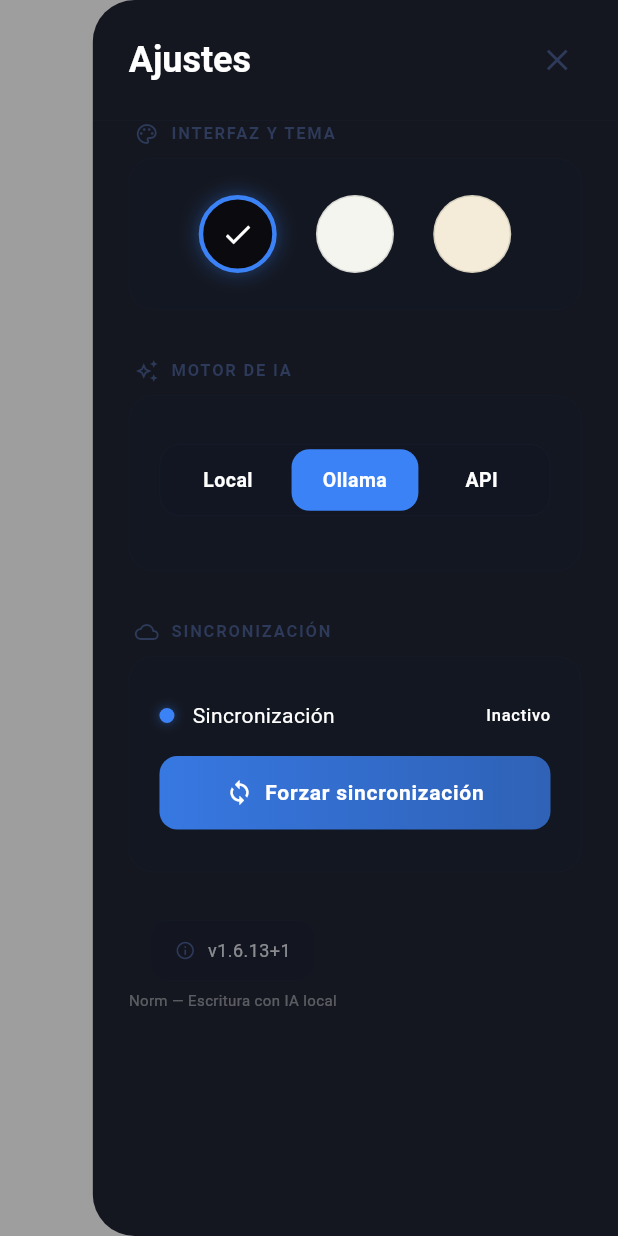
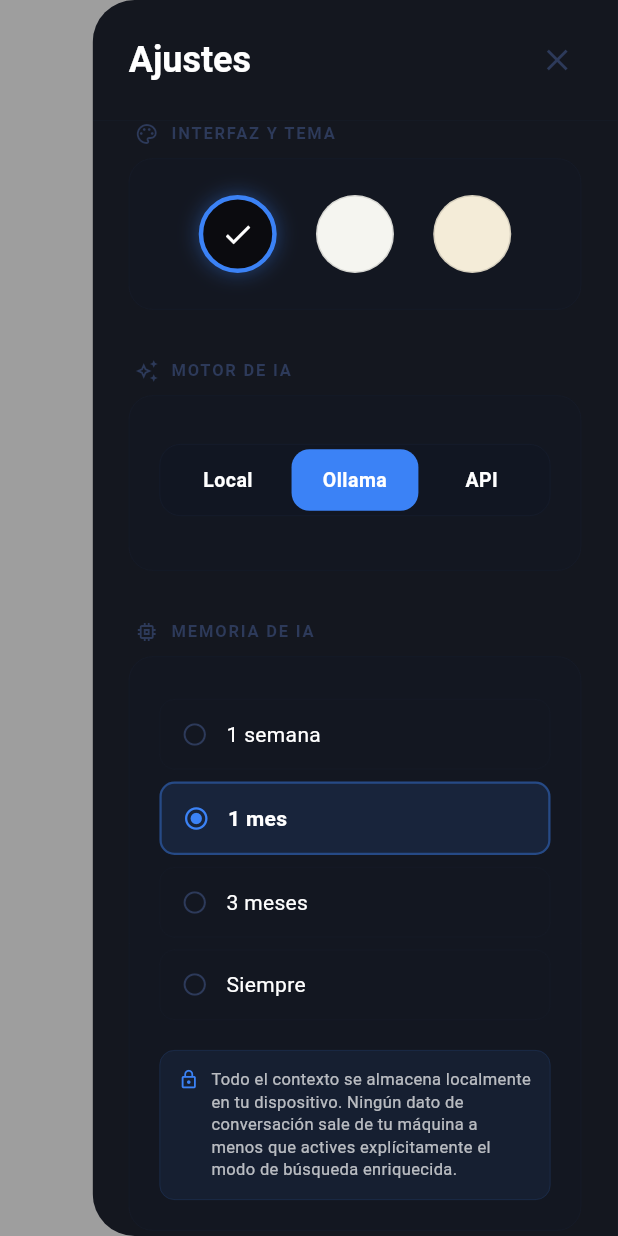
Before and after one commit to ferreirahector731-gif/Norm, a Flutter app: the SettingsScreen screen opened directly, on a phone screen of 412 x 824 dp. Run offline on Flutter 3.47's test engine with Material 3 defaults, Android fonts, the light colour scheme and no system bars; our stand-ins replace connectivity_plus, isar, package_info_plus, shared_preferences, supabase_flutter; missing offline and left inert: appflowy_editor; accounts and stored records are empty; generated files the repository leaves out were written again; network calls fail; statements that could not run were skipped.

Commit message:
feat: lanzamiento oficial v1.7.0 con memoria semantica, IA iterativa y soporte web

```diff
--- a/lib/features/settings/presentation/settings_screen.dart
+++ b/lib/features/settings/presentation/settings_screen.dart
@@ -7,6 +7,8 @@ import 'package:provider/provider.dart';
 import '../../../core/theme/app_theme.dart';
 import '../../ai/domain/ai_config.dart';
 import '../../../core/services/sync_manager.dart';
+import '../services/settings_service.dart';
+import '../../ai/domain/retention_service.dart';
 
 class SettingsScreen extends StatefulWidget {
   const SettingsScreen({super.key});
@@ -24,6 +26,7 @@ class _SettingsScreenState extends State<SettingsScreen>
   late AnimationController _syncSpinController;
   String _appVersion = '';
   String _buildNumber = '';
+  MemoryRetention _memoryRetention = MemoryRetention.oneMonth;
 
   @override
   void initState() {
@@ -35,6 +38,7 @@ class _SettingsScreenState extends State<SettingsScreen>
     _apiKeyController = TextEditingController();
     _loadConfig();
     _loadVersion();
+    _loadMemoryRetention();
     SyncManager().isSyncingNotifier.addListener(_onSyncChanged);
   }
 
@@ -79,6 +83,29 @@ class _SettingsScreenState extends State<SettingsScreen>
     _apiKeyController.dispose();
     SyncManager().isSyncingNotifier.removeListener(_onSyncChanged);
     super.dispose();
+  }
+
+  Future<void> _loadMemoryRetention() async {
+    setState(() {
+      _memoryRetention = SettingsService.memoryRetention;
+    });
+  }
+
+  Future<void> _onMemoryRetentionChanged(MemoryRetention value) async {
+    setState(() => _memoryRetention = value);
+    await SettingsService.setMemoryRetention(value);
+    _syncRetentionToCleanup(value);
+  }
+
+  void _syncRetentionToCleanup(MemoryRetention value) {
+    final map = <MemoryRetention, RetentionPeriod>{
+      MemoryRetention.oneWeek: RetentionPeriod.week,
+      MemoryRetention.oneMonth: RetentionPeriod.month,
+      MemoryRetention.threeMonths: RetentionPeriod.threeMonths,
+      MemoryRetention.forever: RetentionPeriod.never,
+    };
+    final period = map[value] ?? RetentionPeriod.month;
+    RetentionService().updatePeriod(period);
   }
 
   Future<void> _saveConfig() async {
@@ -143,6 +170,8 @@ class _SettingsScreenState extends State<SettingsScreen>
                                 _buildThemeSection(context),
                                 const SizedBox(height: 32),
                                 _buildAISection(context),
+                                const SizedBox(height: 32),
+                                _buildMemorySection(context),
                                 const SizedBox(height: 32),
                                 _buildSyncSection(context),
                                 const SizedBox(height: 32),
@@ -412,6 +441,105 @@ class _SettingsScreenState extends State<SettingsScreen>
     );
   }
 
+  // ── Memoria IA ──────────────────────────────────
+
+  Widget _buildMemorySection(BuildContext context) {
+    final theme = Theme.of(context);
+    final scheme = theme.colorScheme;
+
+    return _buildSection(
+      context,
+      title: 'MEMORIA DE IA',
+      icon: Icons.memory_outlined,
+      child: Column(
+        crossAxisAlignment: CrossAxisAlignment.start,
+        children: [
+          const SizedBox(height: 4),
+          ...MemoryRetention.values.map((r) => _retentionOption(r)),
+          const SizedBox(height: 16),
+          Container(
+            padding: const EdgeInsets.all(12),
+            decoration: BoxDecoration(
+              color: scheme.primary.withOpacity(0.08),
+              borderRadius: BorderRadius.circular(10),
+              border: Border.all(
+                color: scheme.primary.withOpacity(0.15),
+                width: 0.5,
+              ),
+            ),
+            child: Row(
+              crossAxisAlignment: CrossAxisAlignment.start,
+              children: [
+                Icon(Icons.lock_outline, size: 14, color: scheme.primary),
+                const SizedBox(width: 8),
+                Expanded(
+                  child: Text(
+                    'Todo el contexto se almacena localmente en tu dispositivo. '
+                    'Ningún dato de conversación sale de tu máquina a menos que '
+                    'actives explícitamente el modo de búsqueda enriquecida.',
+                    style: TextStyle(
+                      fontSize: 11,
+                      color: scheme.onSurfaceVariant.withOpacity(0.7),
+                      height: 1.4,
+                    ),
+                  ),
+                ),
+              ],
+            ),
+          ),
+        ],
+      ),
+    );
+  }
+
+  Widget _retentionOption(MemoryRetention retention) {
+    final scheme = Theme.of(context).colorScheme;
+    final isSelected = _memoryRetention == retention;
+
+    return Padding(
+      padding: const EdgeInsets.symmetric(vertical: 4),
+      child: GestureDetector(
+        onTap: () => _onMemoryRetentionChanged(retention),
+        child: AnimatedContainer(
+          duration: const Duration(milliseconds: 200),
+          padding: const EdgeInsets.symmetric(horizontal: 14, vertical: 12),
+          decoration: BoxDecoration(
+            color: isSelected
+                ? scheme.primary.withOpacity(0.12)
+                : Colors.transparent,
+            borderRadius: BorderRadius.circular(10),
+            border: Border.all(
+              color: isSelected
+                  ? scheme.primary.withOpacity(0.4)
+                  : scheme.outlineVariant.withOpacity(0.15),
+              width: isSelected ? 1.5 : 0.5,
+            ),
+          ),
+          child: Row(
+            children: [
+              Icon(
+                isSelected
+                    ? Icons.radio_button_checked
+                    : Icons.radio_button_unchecked,
+                size: 18,
+                color: isSelected ? scheme.primary : scheme.outline,
+              ),
+              const SizedBox(width: 12),
+              Text(
+                retention.label,
+                style: TextStyle(
+                  fontSize: 14,
+                  color: isSelected ? scheme.onSurface : scheme.onSurfaceVariant,
+                  fontWeight: isSelected ? FontWeight.w600 : FontWeight.normal,
+                ),
+              ),
+            ],
+          ),
+        ),
+      ),
+    );
+  }
+
   // ── Sync ────────────────────────────────────────
 
   Widget _buildSyncSection(BuildContext context) {
--- /dev/null
+++ b/lib/features/settings/services/settings_service.dart
@@ -0,0 +1,40 @@
+import 'package:shared_preferences/shared_preferences.dart';
+
+enum MemoryRetention {
+  oneWeek('1_week', '1 semana', Duration(days: 7)),
+  oneMonth('1_month', '1 mes', Duration(days: 30)),
+  threeMonths('3_months', '3 meses', Duration(days: 90)),
+  forever('forever', 'Siempre', null);
+
+  final String key;
+  final String label;
+  final Duration? duration;
+  const MemoryRetention(this.key, this.label, this.duration);
+
+  DateTime? get cutoff {
+    if (duration == null) return null;
+    return DateTime.now().subtract(duration!);
+  }
+}
+
+class SettingsService {
+  static const _keyMemoryRetention = 'ai_memory_retention';
+  static MemoryRetention _cached = MemoryRetention.oneMonth;
+
+  static Future<void> init() async {
+    final prefs = await SharedPreferences.getInstance();
+    final value = prefs.getString(_keyMemoryRetention) ?? '1_month';
+    _cached = MemoryRetention.values.firstWhere(
+      (e) => e.key == value,
+      orElse: () => MemoryRetention.oneMonth,
+    );
+  }
+
+  static MemoryRetention get memoryRetention => _cached;
+
+  static Future<void> setMemoryRetention(MemoryRetention value) async {
+    _cached = value;
+    final prefs = await SharedPreferences.getInstance();
+    await prefs.setString(_keyMemoryRetention, value.key);
+  }
+}
--- a/pubspec.yaml
+++ b/pubspec.yaml
@@ -16,7 +16,7 @@ publish_to: 'none' # Remove this line if you wish to publish to pub.dev
 # https://developer.apple.com/library/archive/documentation/General/Reference/InfoPlistKeyReference/Articles/CoreFoundationKeys.html
 # In Windows, build-name is used as the major, minor, and patch parts
 # of the product and file versions while build-number is used as the build suffix.
-version: 1.6.13+1
+version: 1.7.0+1
 
 environment:
   sdk: ">=3.2.0 <4.0.0"
@@ -88,7 +88,7 @@ msix_config:
   display_name: Norm
   publisher_display_name: Norm
   identity_name: com.example.nota_ia_app
-  msix_version: 1.6.6.0
+  msix_version: 1.7.0.0
   logo_path: assets/icon/icon.png
 
 flutter_native_splash:
```
Also changed, not shown: lib/core/database/database_service_isar.dart (+45 -1 lines), lib/features/ai/domain/semantic_context_model.dart (added, +27 -0 lines), lib/features/ai/services/ollama_ai_service.dart (+193 -6 lines), lib/main.dart (+14 -0 lines), 1 other file.
